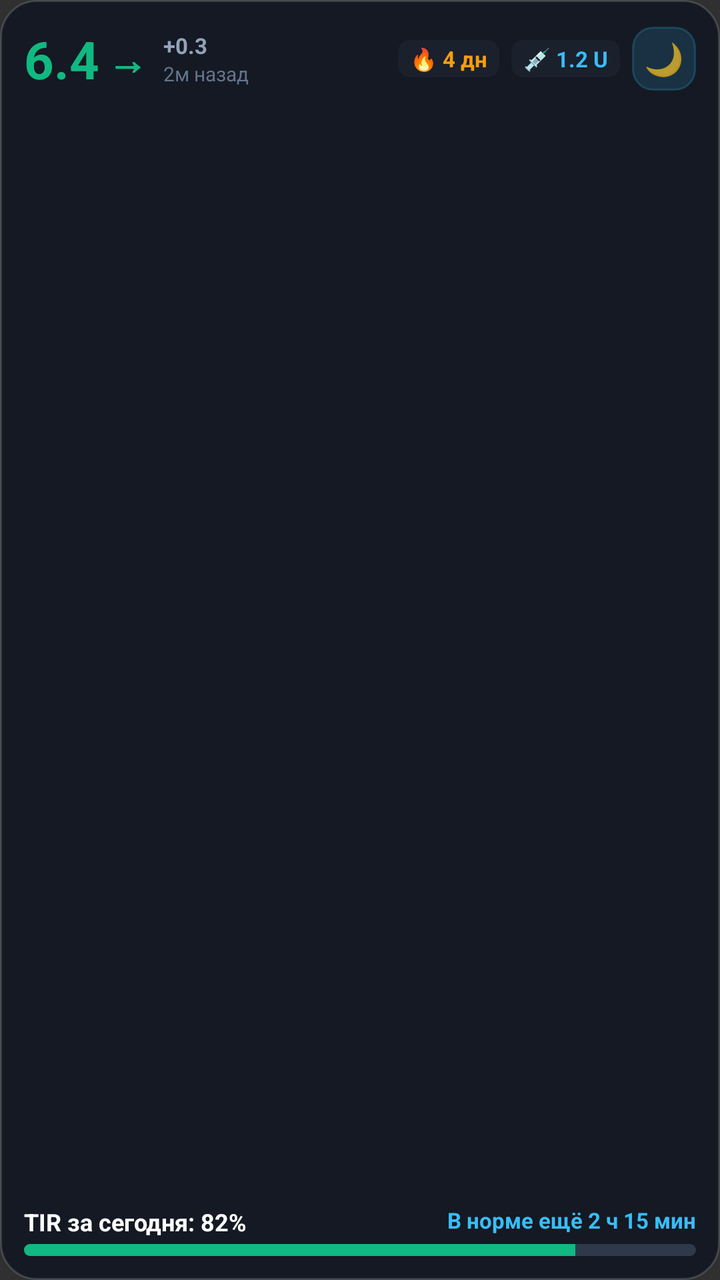
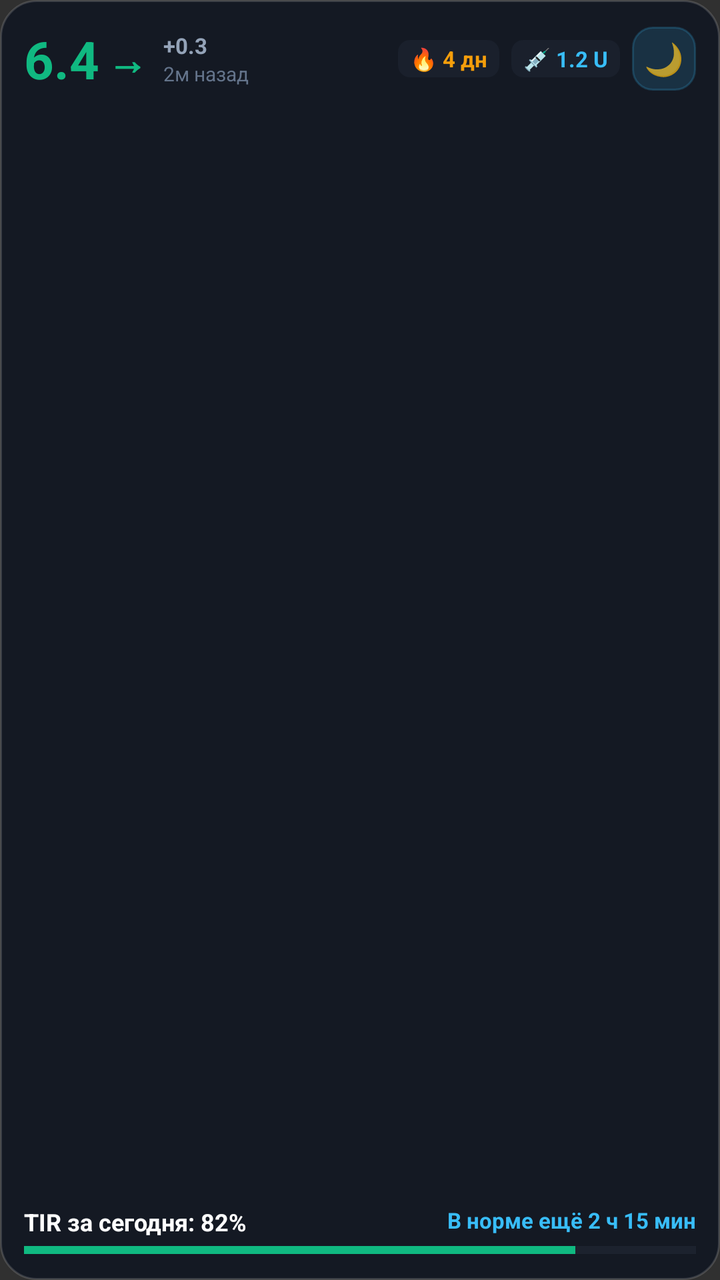

Before-and-after screenshots of an Android layout around one commit, followed by the original layout XML and the change that was made.
<!-- AndroidManifest.xml: application theme Theme.TIRUp -->
<!-- res/layout/widget_dashboard.xml -->
<?xml version="1.0" encoding="utf-8"?>
<LinearLayout xmlns:android="http://schemas.android.com/apk/res/android"
    android:id="@+id/widget_root"
    android:layout_width="match_parent"
    android:layout_height="match_parent"
    android:background="@drawable/widget_background"
    android:orientation="vertical"
    android:padding="12dp">

    
    <LinearLayout
        android:layout_width="match_parent"
        android:layout_height="wrap_content"
        android:gravity="center_vertical"
        android:orientation="horizontal">

        
        <LinearLayout
            android:layout_width="wrap_content"
            android:layout_height="wrap_content"
            android:gravity="center_vertical"
            android:orientation="horizontal">

            <TextView
                android:id="@+id/widget_glucose_value"
                android:layout_width="wrap_content"
                android:layout_height="wrap_content"
                android:text="6.4"
                android:textColor="#10B981"
                android:textSize="26sp"
                android:textStyle="bold" />

            <TextView
                android:id="@+id/widget_trend_arrow"
                android:layout_width="wrap_content"
                android:layout_height="wrap_content"
                android:paddingStart="4dp"
                android:text="→"
                android:textColor="#10B981"
                android:textSize="20sp"
                android:textStyle="bold" />
        </LinearLayout>

        <LinearLayout
            android:layout_width="wrap_content"
            android:layout_height="wrap_content"
            android:layout_marginStart="8dp"
            android:orientation="vertical">

            <TextView
                android:id="@+id/widget_delta_value"
                android:layout_width="wrap_content"
                android:layout_height="wrap_content"
                android:text="+0.3"
                android:textColor="#94A3B8"
                android:textSize="11sp"
                android:textStyle="bold" />

            <TextView
                android:id="@+id/widget_time_ago"
                android:layout_width="wrap_content"
                android:layout_height="wrap_content"
                android:text="2м назад"
                android:textColor="#64748B"
                android:textSize="10sp" />
        </LinearLayout>

        <View
            android:layout_width="0dp"
            android:layout_height="1dp"
            android:layout_weight="1" />

        
        <TextView
            android:id="@+id/widget_streak_text"
            android:layout_width="wrap_content"
            android:layout_height="wrap_content"
            android:layout_marginEnd="6dp"
            android:background="@drawable/widget_badge_bg"
            android:paddingStart="6dp"
            android:paddingTop="2dp"
            android:paddingEnd="6dp"
            android:paddingBottom="2dp"
            android:text="🔥 4 дн"
            android:textColor="#F59E0B"
            android:textSize="11sp"
            android:textStyle="bold" />

        
        <TextView
            android:id="@+id/widget_iob_text"
            android:layout_width="wrap_content"
            android:layout_height="wrap_content"
            android:layout_marginEnd="6dp"
            android:background="@drawable/widget_badge_bg"
            android:paddingStart="6dp"
            android:paddingTop="2dp"
            android:paddingEnd="6dp"
            android:paddingBottom="2dp"
            android:text="💉 1.2 U"
            android:textColor="#38BDF8"
            android:textSize="11sp"
            android:textStyle="bold" />

        
        <TextView
            android:id="@+id/widget_btn_nightstand"
            android:layout_width="32dp"
            android:layout_height="32dp"
            android:background="@drawable/widget_button_bg"
            android:gravity="center"
            android:text="🌙"
            android:textSize="16sp" />
    </LinearLayout>

    
    <ImageView
        android:id="@+id/widget_chart_image"
        android:layout_width="match_parent"
        android:layout_height="0dp"
        android:layout_marginTop="6dp"
        android:layout_marginBottom="6dp"
        android:layout_weight="1"
        android:contentDescription="Glucose Sparkline Chart"
        android:scaleType="fitXY" />

    
    <LinearLayout
        android:layout_width="match_parent"
        android:layout_height="wrap_content"
        android:orientation="vertical">

        <RelativeLayout
            android:layout_width="match_parent"
            android:layout_height="wrap_content">

            <TextView
                android:id="@+id/widget_tir_score"
                android:layout_width="wrap_content"
                android:layout_height="wrap_content"
                android:layout_alignParentStart="true"
                android:text="TIR за сегодня: 82%"
                android:textColor="#FFFFFF"
                android:textSize="12sp"
                android:textStyle="bold" />

            <TextView
                android:id="@+id/widget_compensator_text"
                android:layout_width="wrap_content"
                android:layout_height="wrap_content"
                android:layout_alignParentEnd="true"
                android:text="В норме ещё 2 ч 15 мин"
                android:textColor="#38BDF8"
                android:textSize="11sp"
                android:textStyle="bold" />
        </RelativeLayout>

        <ProgressBar
            android:id="@+id/widget_tir_progress"
            style="?android:attr/progressBarStyleHorizontal"
            android:layout_width="match_parent"
            android:layout_height="6dp"
            android:layout_marginTop="3dp"
            android:max="100"
            android:progress="82"
            android:progressDrawable="@drawable/widget_progress_bar" />
    </LinearLayout>

</LinearLayout>
<!-- resources referenced by this layout -->
<resources>
  <!-- drawable widget_background (drawable) -->
  <?xml version="1.0" encoding="utf-8"?>
  <shape xmlns:android="http://schemas.android.com/apk/res/android"
      android:shape="rectangle">
      <solid android:color="#D9101622" />
      <corners android:radius="18dp" />
      <stroke
          android:width="1dp"
          android:color="#26FFFFFF" />
  </shape>
  <!-- drawable widget_badge_bg (drawable) -->
  <?xml version="1.0" encoding="utf-8"?>
  <shape xmlns:android="http://schemas.android.com/apk/res/android"
      android:shape="rectangle">
      <solid android:color="#1F475569" />
      <corners android:radius="6dp" />
  </shape>
  <!-- drawable widget_button_bg (drawable) -->
  <?xml version="1.0" encoding="utf-8"?>
  <shape xmlns:android="http://schemas.android.com/apk/res/android"
      android:shape="rectangle">
      <solid android:color="#2638BDF8" />
      <corners android:radius="10dp" />
      <stroke
          android:width="1dp"
          android:color="#3338BDF8" />
  </shape>
  <!-- drawable widget_progress_bar (drawable) -->
  <?xml version="1.0" encoding="utf-8"?>
  <layer-list xmlns:android="http://schemas.android.com/apk/res/android">
      <item android:id="@android:id/background">
          <shape android:shape="rectangle">
              <corners android:radius="4dp" />
              <solid android:color="#2E3A4B" />
          </shape>
      </item>
      <item android:id="@android:id/progress">
          <clip>
              <shape android:shape="rectangle">
                  <corners android:radius="4dp" />
                  <solid android:color="#10B981" />
              </shape>
          </clip>
      </item>
  </layer-list>
  <style name="Theme.TIRUp" parent="android:Theme.Material.NoActionBar">
          <item name="android:statusBarColor">@color/background_dark</item>
          <item name="android:navigationBarColor">@color/background_dark</item>
      </style>
  <color name="background_dark">#0F172A</color>
</resources>

<!-- the commit's change to res/layout/widget_dashboard.xml (unified diff, before → after) -->
@@ -65,7 +65,7 @@
                 android:textSize="10sp" />
         </LinearLayout>
 
-        <View
+        <FrameLayout
             android:layout_width="0dp"
             android:layout_height="1dp"
             android:layout_weight="1" />
@@ -163,7 +163,8 @@
             android:layout_marginTop="3dp"
             android:max="100"
             android:progress="82"
-            android:progressDrawable="@drawable/widget_progress_bar" />
+            android:progressTint="#10B981"
+            android:progressBackgroundTint="#2E3A4B" />
     </LinearLayout>
 
 </LinearLayout>
<!-- resource entries referenced after the edit -->
@@ -27,24 +27,6 @@
           android:width="1dp"
           android:color="#3338BDF8" />
   </shape>
-  <!-- drawable widget_progress_bar (drawable) -->
-  <?xml version="1.0" encoding="utf-8"?>
-  <layer-list xmlns:android="http://schemas.android.com/apk/res/android">
-      <item android:id="@android:id/background">
-          <shape android:shape="rectangle">
-              <corners android:radius="4dp" />
-              <solid android:color="#2E3A4B" />
-          </shape>
-      </item>
-      <item android:id="@android:id/progress">
-          <clip>
-              <shape android:shape="rectangle">
-                  <corners android:radius="4dp" />
-                  <solid android:color="#10B981" />
-              </shape>
-          </clip>
-      </item>
-  </layer-list>
   <style name="Theme.TIRUp" parent="android:Theme.Material.NoActionBar">
           <item name="android:statusBarColor">@color/background_dark</item>
           <item name="android:navigationBarColor">@color/background_dark</item>
